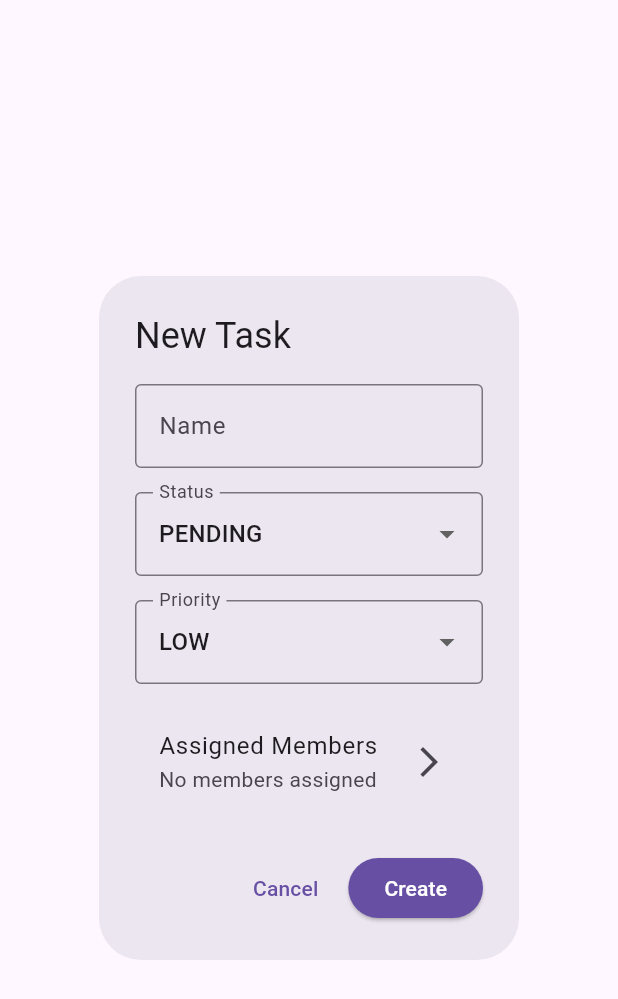
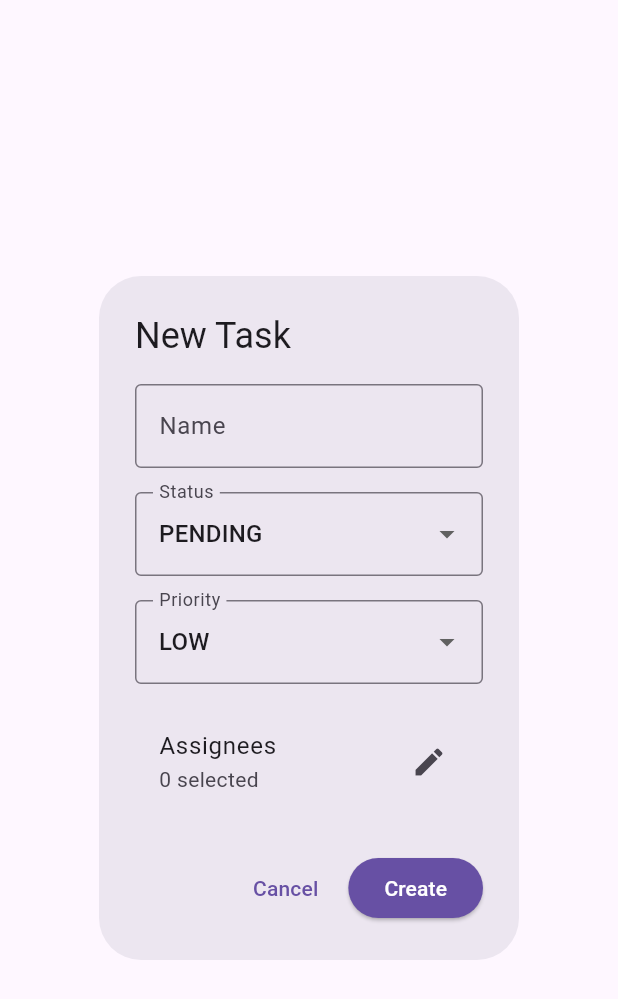
Before and after one commit to Alex-diaz00/task_manager, a Flutter app: the TaskForm widget shown alone on an empty page, opened directly with empty values, on a phone screen of 412 x 824 dp. Shown: the top 999 px of the screen. Run offline on Flutter 3.47's test engine with Material 3 defaults, Android fonts, the phone set to English and light mode, and no system bars; our stand-ins replace dartz, dio, equatable, flutter_dotenv, flutter_secure_storage, flutter_svg and 3 more; accounts and stored records are empty.

Commit message:
(fix style): Assignees members in formTask

```diff
--- a/lib/features/task/presentation/widgets/task_form.dart
+++ b/lib/features/task/presentation/widgets/task_form.dart
@@ -210,16 +210,15 @@ class _TaskFormState extends State<TaskForm> {
                 onChanged: (value) => setState(() => _priority = value!),
               ),
               const SizedBox(height: 16),
-              Obx(() => ListTile(
-                    title: const Text('Assigned Members'),
-                    subtitle: _selectedMembers.isEmpty
-                        ? const Text('No members assigned')
-                        : Text(
-                            '${_selectedMembers.length} members selected',
-                          ),
-                    trailing: const Icon(Icons.arrow_forward_ios),
-                    onTap: _showMembersSelectionDialog,
-                  )),
+              ListTile(
+                  title: const Text('Assignees'),
+                  subtitle: Obx(
+                    () => Text('${_selectedMembers.length} selected'),
+                  ),
+                  trailing: const Icon(Icons.edit),
+                  onTap: _showMembersSelectionDialog,
+                ),
+
             ],
           ),
         ),
```
